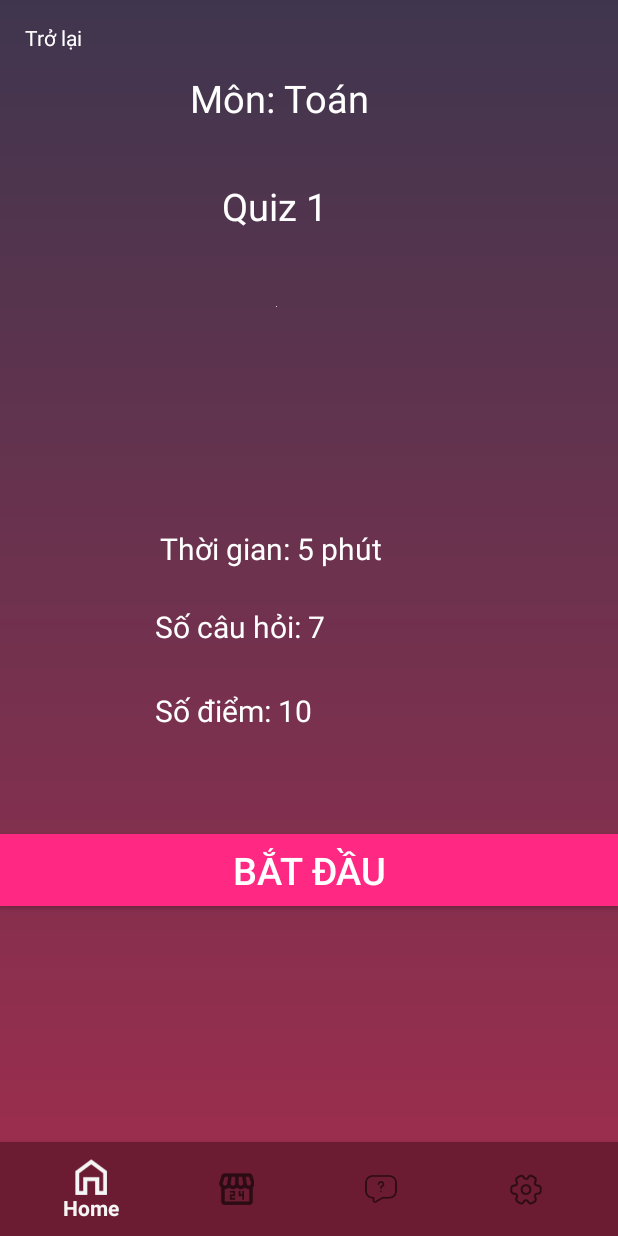
After one commit to Picassimp/DA1_nhom1, an Android app: the layout fragment_quiz.xml on its own in the app's theme, with its tools: preview values and no code run, on a phone screen of 412 x 824 dp. The commit adds this screen. Run offline under Robolectric (Android 15) with nearby library versions, the phone set to English and light mode, and no system bars.

Commit message:
vừa thêm 2 màn mình thất bại và hoàn thành bài quizz vừa thêm màn hình quiz

```diff
--- a/app/src/main/res/layout/activity_home.xml
+++ b/app/src/main/res/layout/activity_home.xml
@@ -18,7 +18,5 @@
         app:menu="@menu/bottomnavmenu"
         android:background="#6C1C32"
         android:paddingVertical="3dp"
-
-
         />
 </LinearLayout>
--- /dev/null
+++ b/app/src/main/res/layout/fragment_quiz.xml
@@ -0,0 +1,124 @@
+<?xml version="1.0" encoding="utf-8"?>
+<androidx.constraintlayout.widget.ConstraintLayout xmlns:android="http://schemas.android.com/apk/res/android"
+    xmlns:tools="http://schemas.android.com/tools"
+    android:layout_width="match_parent"
+    android:layout_height="match_parent"
+    xmlns:app="http://schemas.android.com/apk/res-auto"
+    android:background="@drawable/gradientbackground">
+
+
+
+    <com.google.android.material.bottomnavigation.BottomNavigationView
+        android:layout_width="match_parent"
+        android:layout_height="wrap_content"
+        android:background="#6C1C32"
+        android:paddingVertical="3dp"
+        app:layout_constraintBottom_toBottomOf="parent"
+        app:layout_constraintEnd_toEndOf="parent"
+        app:layout_constraintStart_toStartOf="parent"
+        app:menu="@menu/bottomnavmenu" />
+
+    <TextView
+        android:id="@+id/tv_back"
+        android:layout_width="wrap_content"
+        android:layout_height="wrap_content"
+        android:layout_marginTop="15dp"
+        android:text="Trở lại"
+        android:textColor="@color/white"
+        app:layout_constraintEnd_toEndOf="parent"
+        app:layout_constraintHorizontal_bias="0.045"
+        app:layout_constraintStart_toStartOf="parent"
+        app:layout_constraintTop_toTopOf="parent" />
+
+    <TextView
+        android:id="@+id/tv_category"
+        android:layout_width="wrap_content"
+        android:layout_height="wrap_content"
+        android:layout_marginTop="48dp"
+        android:text="Môn: Toán"
+        android:textColor="@color/white"
+        android:textSize="25dp"
+        app:layout_constraintEnd_toEndOf="parent"
+        app:layout_constraintHorizontal_bias="0.433"
+        app:layout_constraintStart_toStartOf="parent"
+        app:layout_constraintTop_toTopOf="parent" />
+
+    <TextView
+        android:id="@+id/tv_levelquiz"
+        android:layout_width="wrap_content"
+        android:layout_height="wrap_content"
+        android:layout_marginTop="120dp"
+        android:text="Quiz 1"
+        android:textColor="@color/white"
+        android:textSize="25dp"
+        app:layout_constraintEnd_toEndOf="parent"
+        app:layout_constraintHorizontal_bias="0.433"
+        app:layout_constraintStart_toStartOf="parent"
+        app:layout_constraintTop_toTopOf="parent" />
+
+    <ImageView
+        android:id="@+id/img_quiz"
+        android:layout_width="wrap_content"
+        android:layout_height="wrap_content"
+        android:layout_marginTop="204dp"
+
+        app:layout_constraintEnd_toEndOf="parent"
+        app:layout_constraintHorizontal_bias="0.448"
+        app:layout_constraintStart_toStartOf="parent"
+        app:layout_constraintTop_toTopOf="parent"
+        tools:srcCompat="@tools:sample/avatars" />
+
+    <TextView
+        android:id="@+id/tv_quiztime"
+        android:layout_width="wrap_content"
+        android:layout_height="wrap_content"
+        android:layout_marginTop="352dp"
+        android:text="Thời gian: 5 phút"
+        android:textColor="@color/white"
+        android:textSize="20dp"
+        app:layout_constraintEnd_toEndOf="parent"
+        app:layout_constraintHorizontal_bias="0.404"
+        app:layout_constraintStart_toStartOf="parent"
+        app:layout_constraintTop_toTopOf="parent" />
+
+    <TextView
+        android:id="@+id/tv_numberquestions"
+        android:layout_width="wrap_content"
+        android:layout_height="wrap_content"
+        android:layout_marginTop="404dp"
+        android:text="Số câu hỏi: 7"
+        android:textColor="@color/white"
+        android:textSize="20dp"
+        app:layout_constraintEnd_toEndOf="parent"
+        app:layout_constraintHorizontal_bias="0.347"
+        app:layout_constraintStart_toStartOf="parent"
+        app:layout_constraintTop_toTopOf="parent" />
+
+    <TextView
+        android:id="@+id/tv_gems"
+        android:layout_width="wrap_content"
+        android:layout_height="wrap_content"
+        android:layout_marginTop="460dp"
+        android:text="Số điểm: 10"
+        android:textColor="@color/white"
+        android:textSize="20dp"
+        app:layout_constraintEnd_toEndOf="parent"
+        app:layout_constraintHorizontal_bias="0.337"
+        app:layout_constraintStart_toStartOf="parent"
+        app:layout_constraintTop_toTopOf="parent" />
+
+    <Button
+        android:id="@+id/button2"
+        android:layout_width="match_parent"
+        android:layout_height="wrap_content"
+        android:layout_marginTop="556dp"
+        android:text="Bắt đầu"
+        android:textColor="@color/white"
+        android:textSize="25dp"
+        android:background="@color/pink"
+        app:layout_constraintEnd_toEndOf="parent"
+        app:layout_constraintHorizontal_bias="0.43"
+        app:layout_constraintStart_toStartOf="parent"
+        app:layout_constraintTop_toTopOf="parent" />
+
+</androidx.constraintlayout.widget.ConstraintLayout>
```
